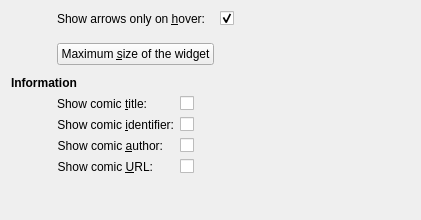
First picture: the form in applets/comic/appearanceSettings.ui, repository KDE/kdeplasma-addons, before the edit.
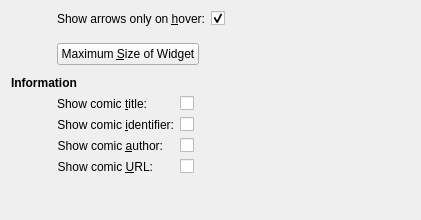
Second picture: the form after the edit.

```diff
--- a/applets/comic/appearanceSettings.ui
+++ b/applets/comic/appearanceSettings.ui
@@ -54,7 +54,7 @@
      <item row="2" column="0">
       <widget class="QPushButton" name="pushButton_Size">
        <property name="text">
-        <string>Maximum &amp;size of the widget</string>
+        <string>Maximum &amp;Size of Widget</string>
        </property>
       </widget>
      </item>
```
